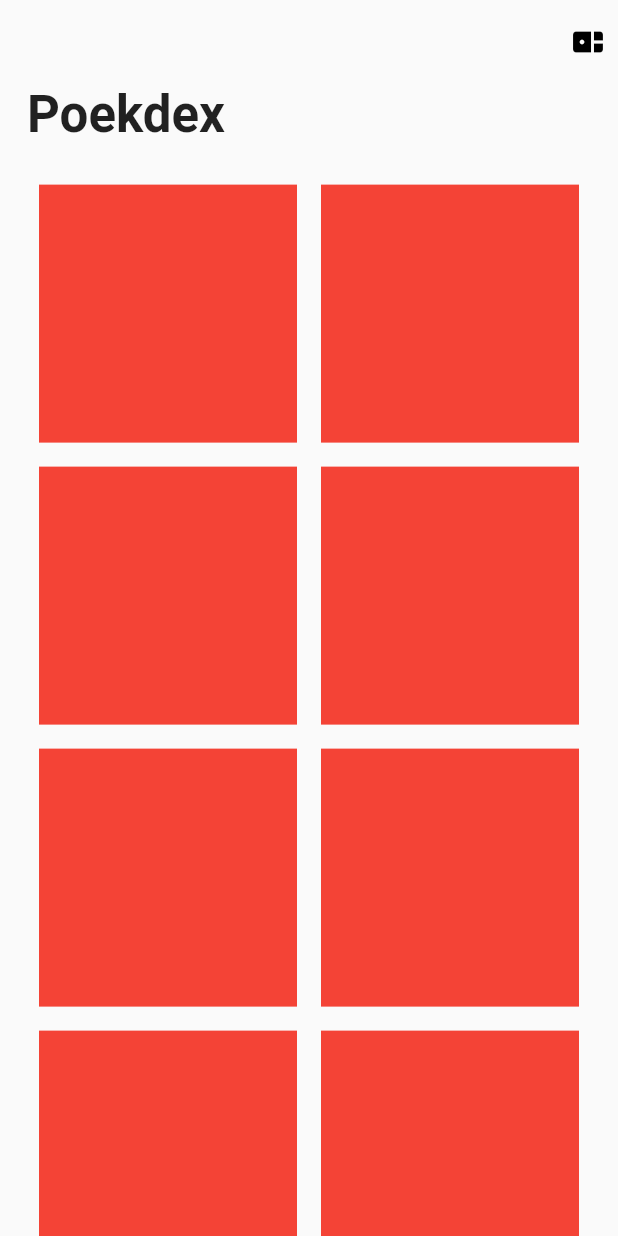
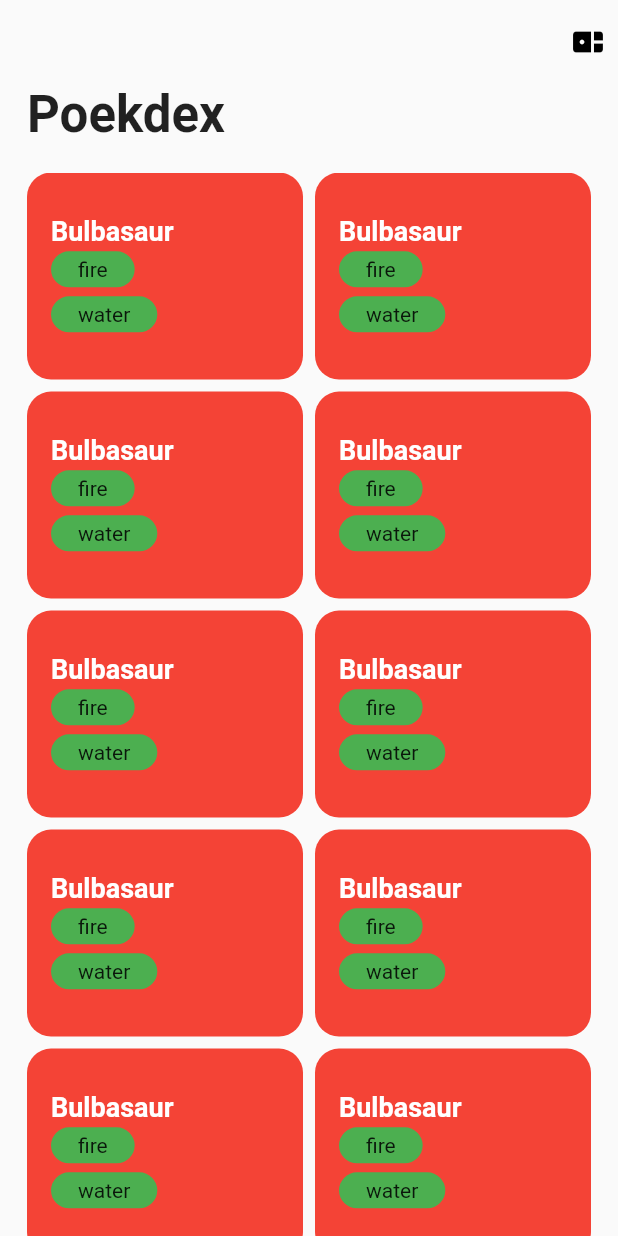
Before and after one commit to MdSalmanAhmed/Pokemon-App, a Flutter app: the screen it shows after launch, on a phone screen of 412 x 824 dp. Run offline on Flutter 3.47's test engine with Material 2 defaults, Android fonts, the phone set to English and light mode, and no system bars.

Commit message:
More widget design

```diff
--- a/lib/Widgets/pokemon_card.dart
+++ b/lib/Widgets/pokemon_card.dart
@@ -1,4 +1,6 @@
 import 'package:flutter/material.dart';
+
+import 'power_badge.dart';
 
 class PokemonCard extends StatelessWidget {
   const PokemonCard({
@@ -7,12 +9,28 @@ class PokemonCard extends StatelessWidget {
 
   @override
   Widget build(BuildContext context) {
-    return Padding(
-      padding: const EdgeInsets.all(8.0),
-      child: Container(
+    return Container(
+      decoration: BoxDecoration(
         color: Colors.red,
-        width: double.infinity,
-        height: 200.0,
+        borderRadius: BorderRadius.circular(16.0),
+      ),
+      child: Padding(
+        padding: const EdgeInsets.all(16.0),
+        child: Column(
+          crossAxisAlignment: CrossAxisAlignment.start,
+          mainAxisAlignment: MainAxisAlignment.center,
+          children: [
+            Text(
+              'Bulbasaur',
+              style: TextStyle(
+                  color: Colors.white,
+                  fontSize: 18.0,
+                  fontWeight: FontWeight.bold),
+            ),
+            PowerBadge(text: "fire"),
+            PowerBadge(text: "water"),
+          ],
+        ),
       ),
     );
   }
--- /dev/null
+++ b/lib/Widgets/power_badge.dart
@@ -0,0 +1,22 @@
+import 'package:flutter/material.dart';
+
+class PowerBadge extends StatelessWidget {
+  final String text;
+  const PowerBadge({
+    super.key,
+    required this.text,
+  });
+
+  @override
+  Widget build(BuildContext context) {
+    return Container(
+      margin: EdgeInsets.symmetric(vertical: 3.0),
+      decoration: BoxDecoration(
+        borderRadius: BorderRadius.circular(26.0),
+        color: Colors.green,
+      ),
+      padding: EdgeInsets.symmetric(horizontal: 18.0, vertical: 4.0),
+      child: Text(text),
+    );
+  }
+}
--- a/lib/main.dart
+++ b/lib/main.dart
@@ -43,7 +43,11 @@ class MyApp extends StatelessWidget {
                   child: Container(
                     child: GridView(
                       gridDelegate: SliverGridDelegateWithFixedCrossAxisCount(
-                          crossAxisCount: 2),
+                        crossAxisCount: 2,
+                        childAspectRatio: 4 / 3,
+                        crossAxisSpacing: 8.0,
+                        mainAxisSpacing: 8.0,
+                      ),
                       children: [
                         PokemonCard(),
                         PokemonCard(),
```
